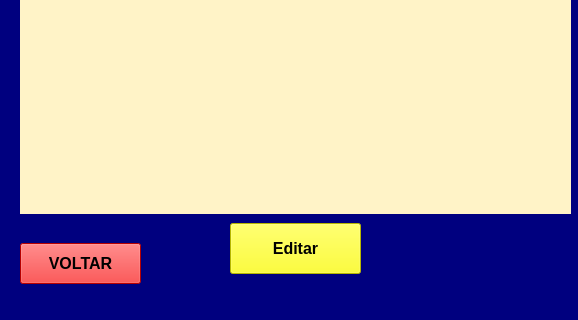
This is saida.ui in samuelgarca/controleestoquepyqt5 as Qt 5 draws it before an edit; both pictures show x 0 to 578 and y 272 to 592 of the 578 by 592 pixel window. The edited form follows.
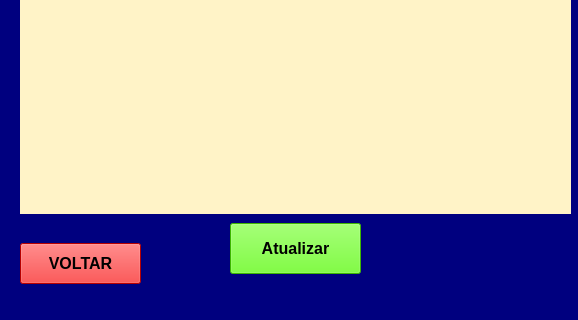
This is the edited form.

The edit to the form file:
```diff
--- a/saida.ui
+++ b/saida.ui
@@ -140,10 +140,10 @@
         </font>
        </property>
        <property name="styleSheet">
-        <string notr="true">background-color: rgb(255, 255, 0);</string>
+        <string notr="true">background-color: rgb(85, 255, 0);</string>
        </property>
        <property name="text">
-        <string>Editar</string>
+        <string>Atualizar</string>
        </property>
       </widget>
       <widget class="QComboBox" name="comboBox">
```
Left out of the diff: 4 changed lines with no effect on the pictures.
